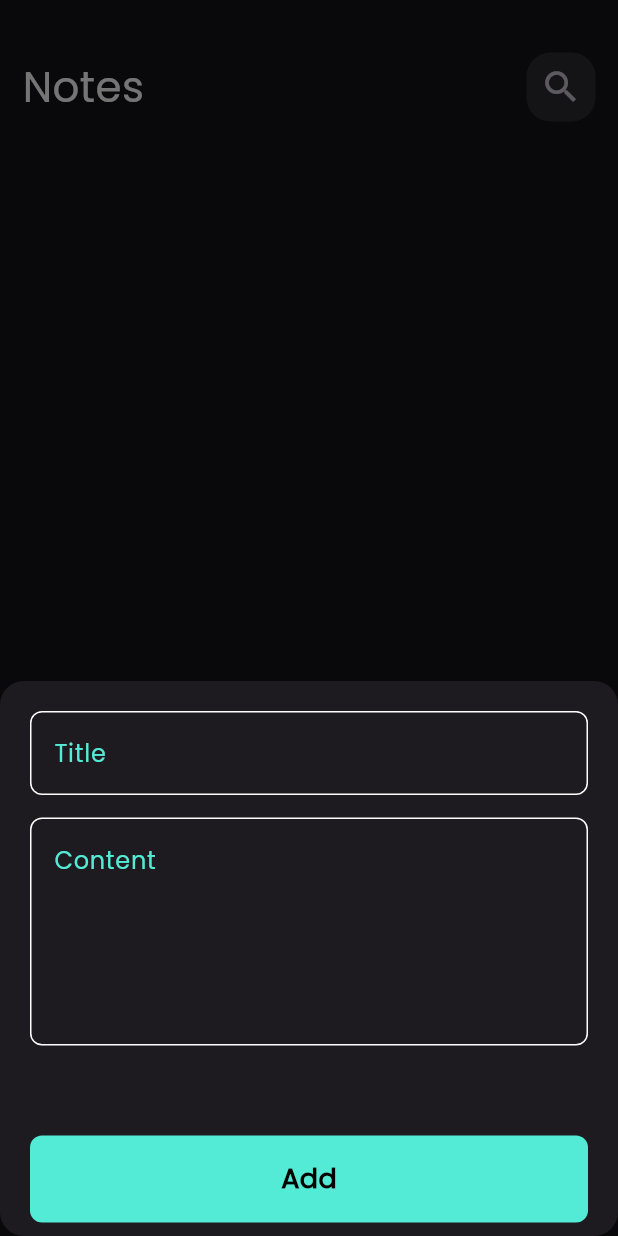
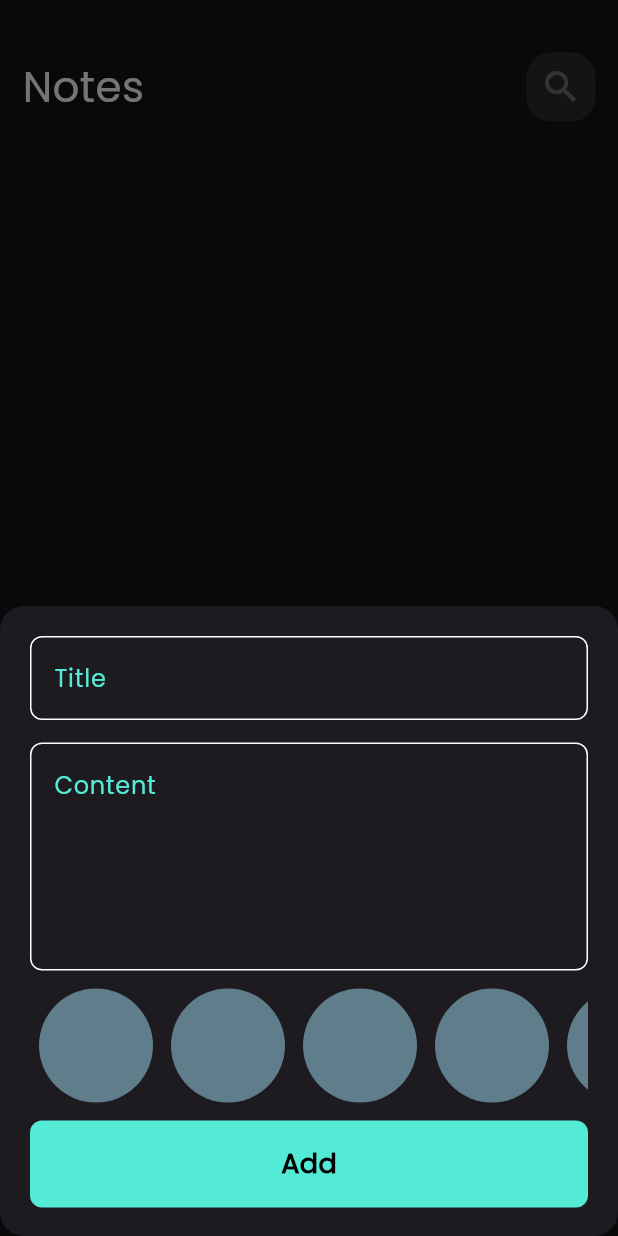
Before and after one commit to minasalah555/notes_app, a Flutter app: the screen it shows after launch, after a tap on an icon or button, on a phone screen of 412 x 824 dp. Run offline on Flutter 3.47's test engine with Material 3 defaults, Android fonts, the phone set to English and light mode, and no system bars; our stand-ins replace flutter_bloc, font_awesome_flutter, hive, hive_flutter; accounts and stored records are empty.

Commit message:
add color list

```diff
--- a/lib/models/note_model.dart
+++ b/lib/models/note_model.dart
@@ -5,13 +5,13 @@ part 'note_model.g.dart';
 @HiveType(typeId: 0)
 class NoteModel extends HiveObject {
   @HiveField(0)
-  final String title;
+  String title;
   @HiveField(1)
-  final String subTitle;
+  String subTitle;
   @HiveField(2)
   final String date;
   @HiveField(3)
-  final int color;
+  int color;
 
   NoteModel({
     required this.title,
--- a/lib/views/edit_note_view.dart
+++ b/lib/views/edit_note_view.dart
@@ -1,11 +1,15 @@
 import 'package:flutter/material.dart';
+import 'package:notes_app/models/note_model.dart';
 import 'package:notes_app/views/widgets/edit_view_body.dart';
 
 class EditNoteView extends StatelessWidget {
   const EditNoteView({super.key});
   static String id = 'EditNote';
+
   @override
   Widget build(BuildContext context) {
-    return Scaffold(body: BodyEditNote());
+    final NoteModel? note =
+        ModalRoute.of(context)!.settings.arguments as NoteModel;
+    return Scaffold(body: BodyEditNote(note: note!));
   }
 }
--- a/lib/views/widgets/addNoteForm.dart
+++ b/lib/views/widgets/addNoteForm.dart
@@ -6,6 +6,7 @@ import 'package:notes_app/cubits/add_notes_cubit/add_note_state.dart';
 import 'package:notes_app/models/note_model.dart';
 import 'package:notes_app/views/widgets/custom_botton_add.dart';
 import 'package:notes_app/views/widgets/custom_text_field.dart';
+import 'package:notes_app/views/widgets/list_color_item.dart';
 
 class AddNoteForm extends StatefulWidget {
   const AddNoteForm({super.key});
@@ -57,6 +58,8 @@ class _AddNoteFormState extends State<AddNoteForm> {
               }
             },
           ),
+          ListColorItem(),
+
           BlocBuilder<AddNoteCubit, AddNoteState>(
             builder: (context, state) {
               return CustomBottonAdd(
--- a/lib/views/widgets/add_botton_message.dart
+++ b/lib/views/widgets/add_botton_message.dart
@@ -33,7 +33,7 @@ class CustomShowBottonSheet extends StatelessWidget {
                 bottom: MediaQuery.of(context).viewInsets.bottom,
               ),
               child: SizedBox(
-                height: 350,
+                height: 400,
                 child: ListView(
                   padding: EdgeInsets.zero,
                   children: [const AddNoteForm()],
--- a/lib/views/widgets/custom_app_bar.dart
+++ b/lib/views/widgets/custom_app_bar.dart
@@ -2,9 +2,15 @@ import 'package:flutter/material.dart';
 import 'package:notes_app/views/widgets/custom_search_icon.dart';
 
 class CustomAppBar extends StatelessWidget {
-  const CustomAppBar({super.key, required this.title, required this.icon});
+  const CustomAppBar({
+    super.key,
+    required this.title,
+    required this.icon,
+    this.onTap,
+  });
   final String title;
   final IconData icon;
+  final Function()? onTap;
   @override
   Widget build(BuildContext context) {
     return Padding(
@@ -13,7 +19,7 @@ class CustomAppBar extends StatelessWidget {
         children: [
           Text(title, style: TextStyle(color: Colors.white, fontSize: 28)),
           const Spacer(),
-          CustomSearchIcon(icon: icon),
+          CustomSearchIcon(icon: icon, onTap: onTap),
         ],
       ),
     );
--- a/lib/views/widgets/custom_botton_add.dart
+++ b/lib/views/widgets/custom_botton_add.dart
@@ -9,7 +9,7 @@ class CustomBottonAdd extends StatelessWidget {
     return GestureDetector(
       onTap: onTap,
       child: Container(
-        margin: EdgeInsets.only(top: 60),
+        // margin: EdgeInsets.only(top: 60),
         decoration: BoxDecoration(
           borderRadius: BorderRadius.circular(8),
           color: Color(0xff53EBD6),
--- a/lib/views/widgets/custom_search_icon.dart
+++ b/lib/views/widgets/custom_search_icon.dart
@@ -1,8 +1,9 @@
 import 'package:flutter/material.dart';
 
 class CustomSearchIcon extends StatelessWidget {
-  const CustomSearchIcon({super.key, required this.icon});
+  const CustomSearchIcon({super.key, required this.icon, this.onTap});
   final IconData icon;
+  final void Function()? onTap;
   @override
   Widget build(BuildContext context) {
     return Container(
@@ -12,7 +13,7 @@ class CustomSearchIcon extends StatelessWidget {
         color: Colors.white.withOpacity(0.1),
         borderRadius: BorderRadius.circular(16),
       ),
-      child: IconButton(onPressed: () {}, icon: Icon(icon, size: 28)),
+      child: IconButton(onPressed: onTap, icon: Icon(icon, size: 28)),
     );
   }
 }
--- a/lib/views/widgets/custom_text_field.dart
+++ b/lib/views/widgets/custom_text_field.dart
@@ -8,15 +8,18 @@ class CustomTextField extends StatelessWidget {
     required this.maxLines,
     this.onSaved,
     this.validator,
+    this.onChanged,
   });
   final String title;
   final int maxLines;
   final Function(String?)? onSaved;
   final String? Function(String?)? validator;
+  final Function(String)? onChanged;
   @override
   Widget build(BuildContext context) {
     return TextFormField(
       onSaved: onSaved,
+      onChanged: onChanged,
       validator: validator,
       cursorColor: kPrimayColor,
       maxLines: maxLines,
--- a/lib/views/widgets/item_notes.dart
+++ b/lib/views/widgets/item_notes.dart
@@ -21,7 +21,7 @@ class CustomItemNotes extends StatelessWidget {
         //     date: DateTime.now().toString(),
         //   ),
         // );
-        Navigator.pushNamed(context, EditNoteView.id);
+        Navigator.pushNamed(context, EditNoteView.id, arguments: note);
       },
       child: Container(
         padding: EdgeInsets.only(top: 24, bottom: 24, left: 16),
--- /dev/null
+++ b/lib/views/widgets/list_color_item.dart
@@ -0,0 +1,31 @@
+import 'package:flutter/material.dart';
+
+class ColorItem extends StatelessWidget {
+  const ColorItem({super.key});
+
+  @override
+  Widget build(BuildContext context) {
+    return CircleAvatar(backgroundColor: Colors.blueGrey, radius: 38);
+  }
+}
+
+class ListColorItem extends StatelessWidget {
+  const ListColorItem({super.key});
+
+  @override
+  Widget build(BuildContext context) {
+    return SizedBox(
+      height: 100,
+      child: ListView.builder(
+        scrollDirection: Axis.horizontal,
+        itemCount: 10,
+        itemBuilder: (context, index) {
+          return Padding(
+            padding: EdgeInsets.symmetric(horizontal: 6),
+            child: ColorItem(),
+          );
+        },
+      ),
+    );
+  }
+}
```
Also changed, not shown: lib/views/widgets/edit_view_body.dart (+38 -6 lines).
